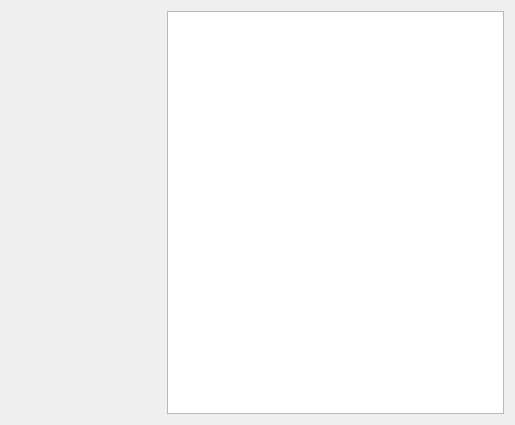
Qt form kcontrol/randr/randrconfigbase.ui (mgottschlag/kwin-tiling) before a commit.
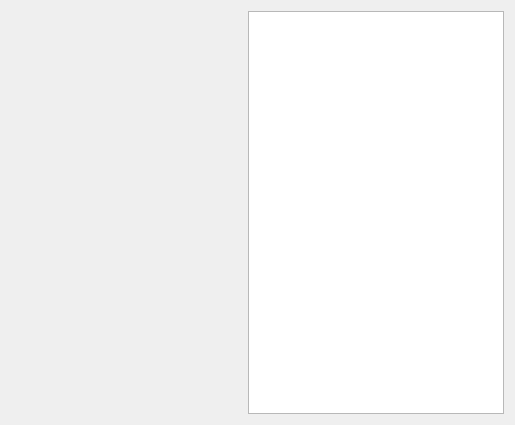
The same form after that commit.

What changed in the file:
```diff
--- a/kcontrol/randr/randrconfigbase.ui
+++ b/kcontrol/randr/randrconfigbase.ui
@@ -16,7 +16,7 @@
    <item>
     <widget class="QWidget" native="1" name="outputList" >
      <property name="sizePolicy" >
-      <sizepolicy vsizetype="Expanding" hsizetype="Preferred" >
+      <sizepolicy vsizetype="Expanding" hsizetype="MinimumExpanding" >
        <horstretch>0</horstretch>
        <verstretch>0</verstretch>
       </sizepolicy>
```
